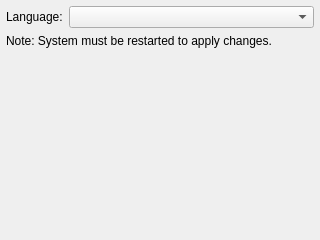
First picture: the form in ui/LanguageWidget.ui, repository kipr/botui, before the edit.
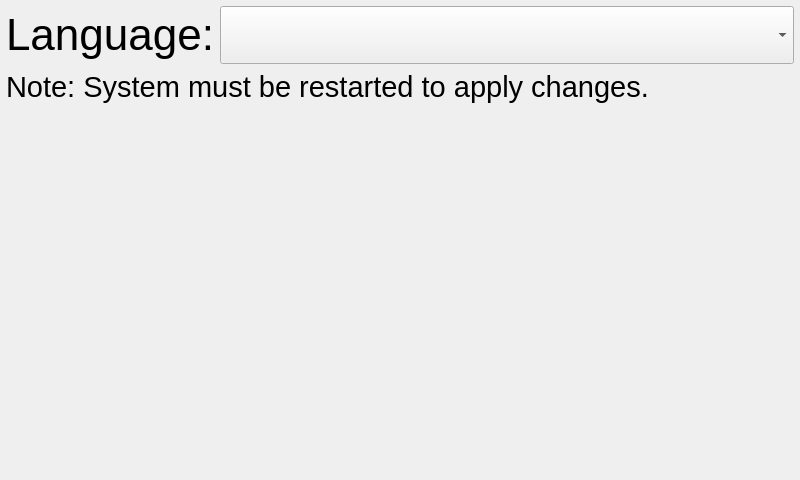
Second picture: the form after the edit.

Patch:
```diff
--- a/ui/LanguageWidget.ui
+++ b/ui/LanguageWidget.ui
@@ -6,8 +6,8 @@
    <rect>
     <x>0</x>
     <y>0</y>
-    <width>320</width>
-    <height>240</height>
+    <width>800</width>
+    <height>480</height>
    </rect>
   </property>
   <property name="windowTitle">
@@ -30,18 +30,34 @@
     <layout class="QHBoxLayout" name="horizontalLayout" stretch="0,1">
      <item>
       <widget class="QLabel" name="label">
+       <property name="font">
+        <font>
+         <pointsize>33</pointsize>
+        </font>
+       </property>
        <property name="text">
         <string>Language:</string>
        </property>
       </widget>
      </item>
      <item>
-      <widget class="QComboBox" name="languages"/>
+      <widget class="QComboBox" name="languages">
+       <property name="font">
+        <font>
+         <pointsize>33</pointsize>
+        </font>
+       </property>
+      </widget>
      </item>
     </layout>
    </item>
    <item>
     <widget class="QLabel" name="noteLabel">
+     <property name="font">
+      <font>
+       <pointsize>22</pointsize>
+      </font>
+     </property>
      <property name="text">
       <string>Note: System must be restarted to apply changes.</string>
      </property>
```
